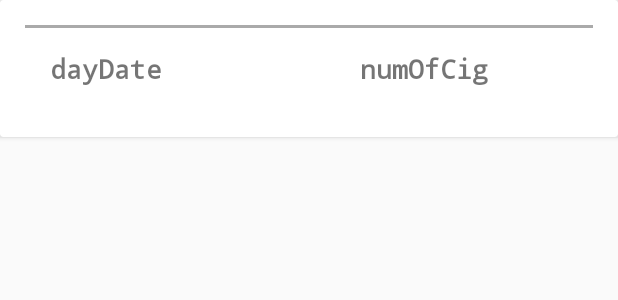
After one commit to sxaxmz/Smoker-Diary, an Android app: the layout day_date_items.xml on its own in the app's theme, with its tools: preview values and no code run, on a phone screen of 412 x 824 dp. The commit adds this screen. Shown: the top 300 px of the screen. Run offline under Robolectric (Android 15) with nearby library versions, the phone set to English and light mode, and no system bars.

Commit message:
Algo for counting days -under procces- , ListView division -under proccess-, Simple layout modification, Simple modification to some functions

```diff
--- a/app/src/main/java/stackstagingcom/firstwebpage3_com/smoker_diary/items.java
+++ b/app/src/main/java/stackstagingcom/firstwebpage3_com/smoker_diary/items.java
@@ -14,6 +14,7 @@ public class items {
         this.timeStamp = timeStamp;
     }
 
+
     public String getNumOfCig (){
         return num_of_cig;
     }
@@ -21,4 +22,5 @@ public class items {
     public String getTimeStamp (){
         return timeStamp;
     }
+
 }
--- /dev/null
+++ b/app/src/main/res/layout/day_date_items.xml
@@ -0,0 +1,47 @@
+<?xml version="1.0" encoding="utf-8"?>
+<android.support.v7.widget.CardView xmlns:android="http://schemas.android.com/apk/res/android"
+    android:orientation="vertical" android:layout_width="match_parent"
+    android:layout_height="wrap_content">
+
+
+
+
+    <RelativeLayout
+        android:layout_width="match_parent"
+        android:layout_height="match_parent"
+        android:layout_margin="25px">
+
+        <TextView
+            android:id="@+id/txtDayDate"
+            android:layout_width="191dp"
+            android:layout_height="wrap_content"
+            android:textStyle="bold"
+            android:fontFamily="monospace"
+            android:text="dayDate"
+            android:textAllCaps="false"
+            android:textSize="18sp"
+            android:layout_margin="25px"/>
+
+        <TextView
+            android:id="@+id/txtnumOfCig"
+            android:layout_width="191dp"
+            android:layout_height="wrap_content"
+            android:layout_alignParentEnd="true"
+            android:layout_alignParentTop="true"
+            android:autoText="false"
+            android:fontFamily="monospace"
+            android:text="numOfCig"
+            android:textAlignment="center"
+            android:textSize="18sp"
+            android:textStyle="bold"
+            android:layout_margin="25px"/>
+
+        <View
+            android:layout_width="match_parent"
+            android:layout_height="2dp"
+            android:background="@android:color/darker_gray" />
+
+    </RelativeLayout>
+
+
+</android.support.v7.widget.CardView>
--- /dev/null
+++ b/app/src/main/res/layout/days_view.xml
@@ -0,0 +1,6 @@
+<?xml version="1.0" encoding="utf-8"?>
+<android.support.constraint.ConstraintLayout
+    xmlns:android="http://schemas.android.com/apk/res/android" android:layout_width="match_parent"
+    android:layout_height="match_parent">
+
+</android.support.constraint.ConstraintLayout>
```
Also changed, not shown: app/src/main/java/stackstagingcom/firstwebpage3_com/smoker_diary/DatabaseHelper.java (+38 -1 lines), app/src/main/java/stackstagingcom/firstwebpage3_com/smoker_diary/MainActivity.java (+37 -17 lines), app/src/main/java/stackstagingcom/firstwebpage3_com/smoker_diary/dateItems.java (added, +16 -0 lines), app/src/main/java/stackstagingcom/firstwebpage3_com/smoker_diary/dayDateItems.java (added, +21 -0 lines), app/src/main/java/stackstagingcom/firstwebpage3_com/smoker_diary/daysView.java (added, +103 -0 lines), app/src/main/java/stackstagingcom/firstwebpage3_com/smoker_diary/lis_view.java (+0 -34 lines), app/src/main/java/stackstagingcom/firstwebpage3_com/smoker_diary/myRVADate.java (added, +80 -0 lines), app/src/main/res/layout/content_main.xml (+14 -0 lines), app/src/main/res/layout/date_list.xml (added, +31 -0 lines), app/src/main/res/drawable/smoking_area.png (added), app/src/main/res/drawable/smoking_symbol.png (added), 1 other file.
